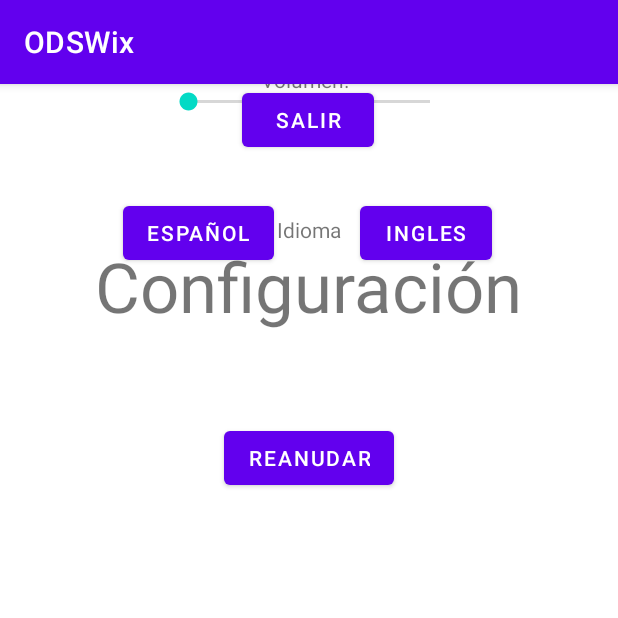
After one commit to Ivangb0/Proyecto-PSW, an Android app: the menu_configuracion screen opened directly, with no data from a screen before it, on a phone screen of 412 x 824 dp, the top half of it. The commit adds this screen. Run offline under Robolectric (Android 15) with nearby library versions, the phone set to English and light mode, and no system bars.

Commit message:
Activity de menu configuración implementada

```diff
--- a/app/src/main/AndroidManifest.xml
+++ b/app/src/main/AndroidManifest.xml
@@ -13,6 +13,9 @@
         android:supportsRtl="true"
         android:theme="@style/Theme.ODSWix"
         tools:targetApi="31">
+        <activity
+            android:name=".menu_configuracion"
+            android:exported="false" />
         <activity
             android:name=".RetoPregunta"
             android:exported="false"
@@ -33,7 +36,6 @@
             android:name=".MainActivity"
             android:exported="true"
             android:screenOrientation="portrait">
-
             <intent-filter>
                 <action android:name="android.intent.action.MAIN" />
 
@@ -59,7 +61,6 @@
             android:name=".AbandonarPartida"
             android:exported="true"
             android:screenOrientation="portrait" />
-
     </application>
 
 </manifest>
--- a/app/src/main/java/com/example/odswix/RetoSuperado.java
+++ b/app/src/main/java/com/example/odswix/RetoSuperado.java
@@ -2,7 +2,9 @@ package com.example.odswix;
 
 import androidx.appcompat.app.AppCompatActivity;
 
+import android.content.Intent;
 import android.os.Bundle;
+import android.view.View;
 
 public class RetoSuperado extends AppCompatActivity {
 
@@ -11,4 +13,8 @@ public class RetoSuperado extends AppCompatActivity {
         super.onCreate(savedInstanceState);
         setContentView(R.layout.activity_reto_superado);
     }
+    public void irPantPpal(View view) {
+        Intent intent = new Intent(this, JugarPartida.class);
+        startActivity(intent);
+    }
 }
--- /dev/null
+++ b/app/src/main/java/com/example/odswix/menu_configuracion.java
@@ -0,0 +1,57 @@
+package com.example.odswix;
+
+import androidx.appcompat.app.AppCompatActivity;
+
+import android.os.Bundle;
+import android.widget.SeekBar;
+import android.widget.TextView;
+
+public class menu_configuracion extends AppCompatActivity {
+    SeekBar seekBar;
+    TextView txtVol;
+
+
+    @Override
+    protected void onCreate(Bundle savedInstanceState) {
+        super.onCreate(savedInstanceState);
+        setContentView(R.layout.activity_menu_configuracion);
+
+        seekBar = findViewById(R.id.seekBarVol);
+        txtVol = findViewById(R.id.textViewVol);
+
+        seekBar.setMax(10);
+
+        seekBar.setOnSeekBarChangeListener(new SeekBar.OnSeekBarChangeListener() {
+            @Override
+            public void onProgressChanged(SeekBar seekBar, int i, boolean b) {
+                //IMPLEMENTAR EL VOLUMEN EN FUNCION A LA i QUE ES EL NIVEL DEL SEEKBAR
+                txtVol.setText("Volumen: " + i);
+            }
+
+            @Override
+            public void onStartTrackingTouch(SeekBar seekBar) {
+
+            }
+
+            @Override
+            public void onStopTrackingTouch(SeekBar seekBar) {
+
+            }
+        });
+    }
+
+    public void cerrarConfig(){
+        finish();
+    }
+    public void idiomaIngles(){
+        //IMPLEMENTAR METODO PARA CAMBIAR EL IDIOMA DE LA APP A INGLES
+    }
+
+    public void idiomaEspañol(){
+        //IMPLEMENTAR METODO PARA CAMBIAR EL IDIOMA DE LA APP A ESPAÑOL
+    }
+
+    public void cerrarApp(){
+        finishAffinity();
+    }
+}
--- /dev/null
+++ b/app/src/main/res/layout/activity_menu_configuracion.xml
@@ -0,0 +1,103 @@
+<?xml version="1.0" encoding="utf-8"?>
+<androidx.constraintlayout.widget.ConstraintLayout xmlns:android="http://schemas.android.com/apk/res/android"
+    xmlns:app="http://schemas.android.com/apk/res-auto"
+    xmlns:tools="http://schemas.android.com/tools"
+    android:layout_width="match_parent"
+    android:layout_height="match_parent"
+    tools:context=".menu_configuracion">
+
+    <Button
+        android:id="@+id/button7"
+        android:layout_width="wrap_content"
+        android:layout_height="wrap_content"
+        android:layout_marginStart="80dp"
+        android:layout_marginEnd="40dp"
+        android:layout_marginBottom="24dp"
+        android:onClick="idiomaEspañol"
+        android:text="Español"
+        app:layout_constraintBottom_toTopOf="@+id/button6"
+        app:layout_constraintEnd_toStartOf="@+id/button8"
+        app:layout_constraintHorizontal_bias="0.117"
+        app:layout_constraintStart_toStartOf="parent"
+        app:layout_constraintTop_toBottomOf="@+id/textViewVol2"
+        app:layout_constraintVertical_bias="0.174" />
+
+    <Button
+        android:id="@+id/button8"
+        android:layout_width="wrap_content"
+        android:layout_height="wrap_content"
+        android:layout_marginEnd="84dp"
+        android:layout_marginBottom="24dp"
+        android:onClick="idiomaIngles"
+        android:text="Ingles"
+        app:layout_constraintBottom_toTopOf="@+id/button6"
+        app:layout_constraintEnd_toEndOf="parent"
+        app:layout_constraintTop_toBottomOf="@+id/textViewVol2"
+        app:layout_constraintVertical_bias="0.174" />
+
+    <TextView
+        android:id="@+id/textViewVol2"
+        android:layout_width="wrap_content"
+        android:layout_height="wrap_content"
+        android:layout_marginTop="64dp"
+        android:text="Idioma"
+        app:layout_constraintEnd_toEndOf="parent"
+        app:layout_constraintStart_toStartOf="parent"
+        app:layout_constraintTop_toBottomOf="@+id/seekBarVol" />
+
+    <Button
+        android:id="@+id/button6"
+        android:layout_width="wrap_content"
+        android:layout_height="wrap_content"
+        android:onClick="cerrarApp"
+        android:text="Salir"
+        app:layout_constraintEnd_toEndOf="parent"
+        app:layout_constraintHorizontal_bias="0.498"
+        app:layout_constraintStart_toStartOf="parent"
+        tools:layout_editor_absoluteY="570dp" />
+
+    <Button
+        android:id="@+id/button3"
+        android:layout_width="wrap_content"
+        android:layout_height="wrap_content"
+        android:layout_marginTop="60dp"
+        android:onClick="cerrarConfig"
+        android:text="Reanudar"
+        app:layout_constraintEnd_toEndOf="parent"
+        app:layout_constraintStart_toStartOf="parent"
+        app:layout_constraintTop_toBottomOf="@+id/textView2" />
+
+    <TextView
+        android:id="@+id/textView2"
+        android:layout_width="wrap_content"
+        android:layout_height="wrap_content"
+        android:layout_marginTop="104dp"
+        android:text="Configuración"
+        android:textAlignment="center"
+        android:textSize="46sp"
+        app:layout_constraintEnd_toEndOf="parent"
+        app:layout_constraintHorizontal_bias="0.496"
+        app:layout_constraintStart_toStartOf="parent"
+        app:layout_constraintTop_toTopOf="parent" />
+
+    <TextView
+        android:id="@+id/textViewVol"
+        android:layout_width="wrap_content"
+        android:layout_height="wrap_content"
+        android:text="Volumen: "
+        app:layout_constraintBottom_toTopOf="@+id/seekBarVol"
+        app:layout_constraintEnd_toEndOf="parent"
+        app:layout_constraintHorizontal_bias="0.498"
+        app:layout_constraintStart_toStartOf="parent"
+        app:layout_constraintTop_toBottomOf="@+id/button3"
+        app:layout_constraintVertical_bias="0.979" />
+
+    <SeekBar
+        android:id="@+id/seekBarVol"
+        android:layout_width="193dp"
+        android:layout_height="23dp"
+        app:layout_constraintEnd_toEndOf="parent"
+        app:layout_constraintStart_toStartOf="parent"
+        tools:layout_editor_absoluteY="341dp" />
+
+</androidx.constraintlayout.widget.ConstraintLayout>
```
Also changed, not shown: app/src/main/res/layout/activity_reto_superado.xml (+13 -28 lines), app/src/main/res/layout/menupausa.xml (deleted, +0 -79 lines).
